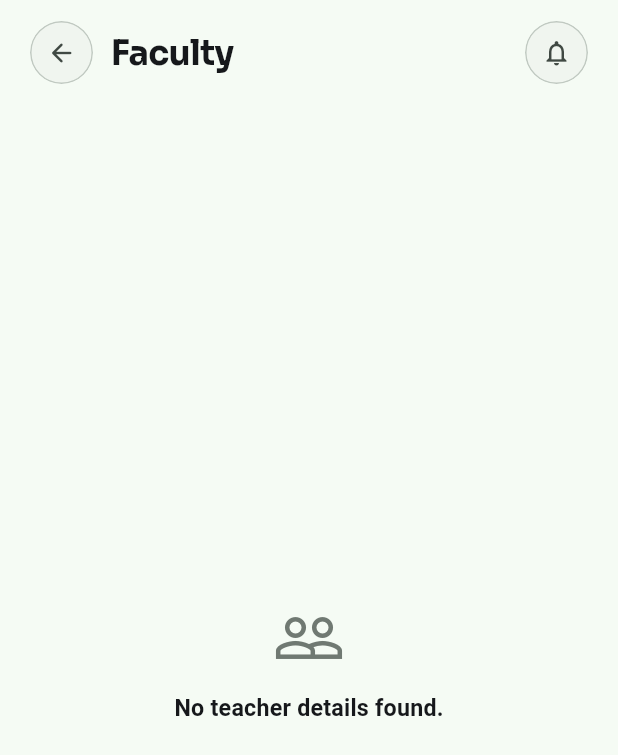
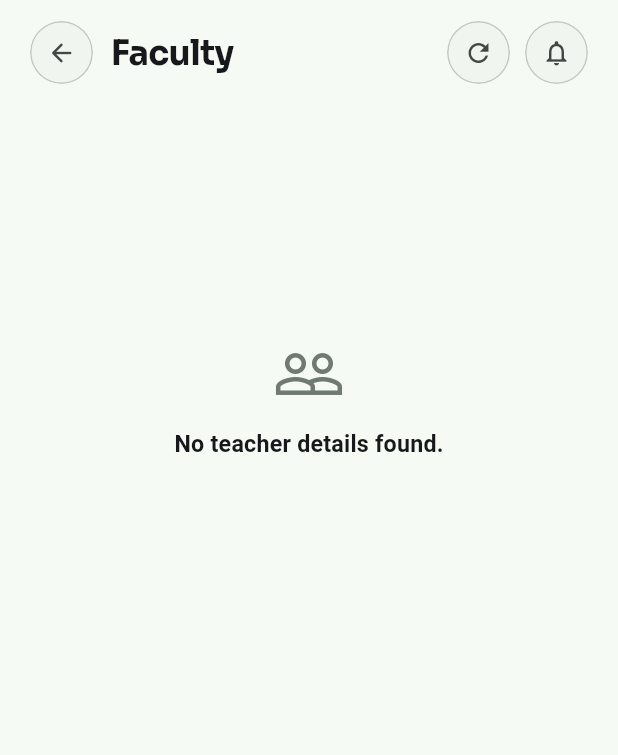
Before and after one commit to pewpewpaws/Sterlin, a Flutter app: the TeachersScreen screen opened directly, on a phone screen of 412 x 824 dp. Shown: the top 755 px of the screen. Run offline on Flutter 3.47's test engine with Material 3 defaults, Android fonts, the phone set to English and light mode, and no system bars; drawn by our look-alikes of dynamic_color; our stand-ins replace flutter_local_notifications, flutter_secure_storage, shared_preferences; missing offline and left inert: home_widget, workmanager; accounts and stored records are empty; network calls fail.

Commit message:
fix(teachers): prevent repeated fetchTeachers calls on build by caching and using pull-to-refresh

```diff
--- a/lib/screens/teachers_screen.dart
+++ b/lib/screens/teachers_screen.dart
@@ -4,13 +4,42 @@ import '../services/etlab_api_service.dart';
 import '../widgets/page_header.dart';
 import 'notifications_screen.dart';
 
-class TeachersScreen extends StatelessWidget {
+class TeachersScreen extends StatefulWidget {
   const TeachersScreen({super.key});
+
+  @override
+  State<TeachersScreen> createState() => _TeachersScreenState();
+}
+
+class _TeachersScreenState extends State<TeachersScreen> {
+  bool _isLoading = false;
+
+  @override
+  void initState() {
+    super.initState();
+    if (EtlabApiService().teachersData == null) {
+      _loadTeachers();
+    }
+  }
+
+  Future<void> _loadTeachers() async {
+    if (_isLoading) return;
+    setState(() => _isLoading = true);
+    try {
+      await EtlabApiService().fetchTeachers();
+    } catch (_) {}
+    if (mounted) {
+      setState(() => _isLoading = false);
+    }
+  }
 
   @override
   Widget build(BuildContext context) {
     final theme = Theme.of(context);
-    final teachersData = EtlabApiService().fetchTeachers();
+    final api = EtlabApiService();
+    final teachers = DashboardDataMapper.parseTeachers(
+      api.teachersData ?? api.profileData,
+    );
 
     return Scaffold(
       body: SafeArea(
@@ -21,6 +50,11 @@ class TeachersScreen extends StatelessWidget {
             PageHeader(
               title: 'Faculty',
               actions: [
+                HeaderAction(
+                  icon: Icons.refresh,
+                  tooltip: 'Refresh',
+                  onTap: _loadTeachers,
+                ),
                 HeaderAction(
                   icon: Icons.notifications_outlined,
                   tooltip: 'Notifications',
@@ -36,15 +70,17 @@ class TeachersScreen extends StatelessWidget {
               ],
             ),
             Expanded(
-              child: FutureBuilder<Map<String, dynamic>?>(
-                future: teachersData,
-                builder: (context, snapshot) {
-                  final teachers = DashboardDataMapper.parseTeachers(
-                    snapshot.data ?? EtlabApiService().profileData,
-                  );
-
-                  if (teachers.isEmpty) {
-                    return Center(
+              child: _isLoading && teachers.isEmpty
+                  ? const Center(child: CircularProgressIndicator())
+                  : RefreshIndicator(
+                      onRefresh: _loadTeachers,
+                      child: teachers.isEmpty
+                          ? ListView(
+                              physics: const AlwaysScrollableScrollPhysics(),
+                              children: [
+                                SizedBox(
+                                  height: MediaQuery.of(context).size.height * 0.5,
+                                  child: Center(
                                     child: Column(
                                       mainAxisAlignment: MainAxisAlignment.center,
                                       children: [
@@ -60,10 +96,12 @@ class TeachersScreen extends StatelessWidget {
                                         ),
                                       ],
                                     ),
-                    );
-                  }
-
-                  return ListView.builder(
+                                  ),
+                                ),
+                              ],
+                            )
+                          : ListView.builder(
+                              physics: const AlwaysScrollableScrollPhysics(),
                               padding: const EdgeInsets.fromLTRB(16, 12, 16, 20),
                               itemCount: teachers.length,
                               itemBuilder: (context, index) {
@@ -126,8 +164,7 @@ class TeachersScreen extends StatelessWidget {
                                   ),
                                 );
                               },
-                  );
-                },
+                            ),
                     ),
             ),
           ],
```
Lines whose indentation alone changed are shown as unchanged.
